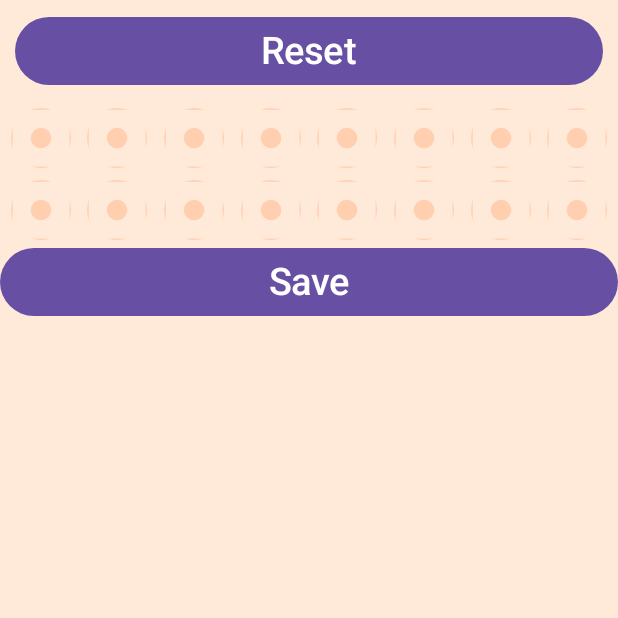
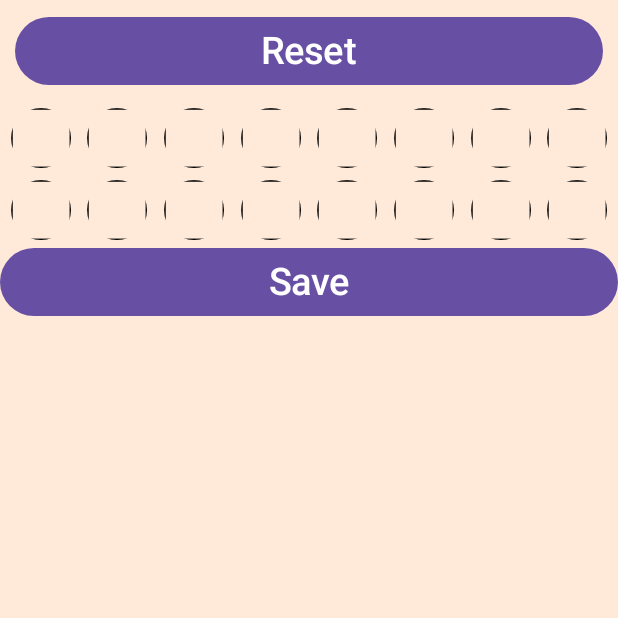
Before and after one commit to will-f-midgley/PercussionProV2, an Android app built with Jetpack Compose: the ComposeActivity screen opened directly, with no data from a screen before it, after a tap on "Reset", on a phone screen of 412 x 824 dp, the top half of it. Run offline under Robolectric (Android 15) with nearby library versions, the phone set to English and light mode, and no system bars; our stand-ins replace livedata-compose.

Commit message:
Fixed error of IconButton filling in white space in tone.png, making it display the same as bass. Also added sound effects to compose tool.

```diff
--- a/app/src/main/java/com/example/percussionapp/ComposeActivity.kt
+++ b/app/src/main/java/com/example/percussionapp/ComposeActivity.kt
@@ -4,8 +4,10 @@ import android.content.Context
 import android.widget.EditText
 import android.content.SharedPreferences
 import android.app.Activity
+import android.media.MediaPlayer
 import android.content.Intent
 import android.content.pm.ActivityInfo
+import android.media.SoundPool
 import android.os.Build
 import kotlin.io.path.exists
 import android.os.Bundle
@@ -74,7 +76,8 @@ fun updateComposeIcon(note : String) : Int {
     return when (note) {
         "Bass" -> R.drawable.bass;
         "Slap" -> R.drawable.slap;
-        else -> R.drawable.bass;
+        "Tone" -> R.drawable.toneicon;
+        else -> R.drawable.none;
     }
 }
 
@@ -82,9 +85,12 @@ fun updateComposeIcon(note : String) : Int {
 class ComposeActivity : ComponentActivity() {
 
     @RequiresApi(Build.VERSION_CODES.S)
-
+    //private var soundPoolBuilder: SoundPool.Builder = SoundPool.Builder()
     override fun onCreate(savedInstanceState: Bundle?) {
+        //soundPoolBuilder.setMaxStreams(5)
+        //val player = soundPoolBuilder.build()
         println("beforetune")
+        //player.stop(stream)
         val tempIcon = Icons.Default.Info
         super.onCreate(savedInstanceState)
 
@@ -126,10 +132,11 @@ class ComposeActivity : ComponentActivity() {
                 Button(
                     onClick = {
                         for (i in 0..7) {
-                            bar1Image[i] = "Bass"
-                            bar2Image[i] = "Bass"
-                            bar1ImageIcons[i] = R.drawable.bass
-                            bar2ImageIcons[i] = R.drawable.bass
+
+                            bar1Image[i] = "None"
+                            bar2Image[i] = "None"
+                            bar1ImageIcons[i] = R.drawable.none
+                            bar2ImageIcons[i] = R.drawable.none
                         }
                     }, Modifier
                         .fillMaxWidth()
@@ -148,16 +155,22 @@ class ComposeActivity : ComponentActivity() {
                     for (i in 0..7) {
                         IconButton(
                             onClick = {
-
+                                val mp = MediaPlayer.create(context, R.raw.clave_short)
+                                mp.start()
+                                //val stream = player.play(R.raw.clave_short, 0.5f, 0.5f, 1, -1, 1.0f)
                                 if (bar1Image[i] == "Bass") {
                                     bar1Image[i] = "Slap"
                                 } else if (bar1Image[i] == "Slap") {
+                                    bar1Image[i] = "Tone"
+                                } else if (bar1Image[i] == "Tone") {
+                                    bar1Image[i] = "None"
+                                } else if (bar1Image[i] == "None") {
                                     bar1Image[i] = "Bass"
                                 }
                                 bar1ImageIcons[i] = updateComposeIcon(bar1Image[i])
                             },
                         ) {
-                            Icon(painterResource(bar1ImageIcons[i]), "Info", tint = LightOrange)
+                            Icon(painterResource(bar1ImageIcons[i]), "Info")
                         }
                     }
                     //val num1 = findViewById<EditText>(R.id.num1)
@@ -176,12 +189,16 @@ class ComposeActivity : ComponentActivity() {
                                 if (bar2Image[i] == "Bass") {
                                     bar2Image[i] = "Slap"
                                 } else if (bar2Image[i] == "Slap") {
+                                    bar2Image[i] = "Tone"
+                                } else if (bar2Image[i] == "Tone") {
+                                    bar2Image[i] = "None"
+                                } else if (bar2Image[i] == "None") {
                                     bar2Image[i] = "Bass"
                                 }
                                 bar2ImageIcons[i] = updateComposeIcon(bar2Image[i])
                             },
                         ) {
-                            Icon(painterResource(bar2ImageIcons[i]), "Info", tint = LightOrange)
+                            Icon(painterResource(bar2ImageIcons[i]), "Info")
                         }
                     }
                     //val num1 = findViewById<EditText>(R.id.num1)
```
Also changed, not shown: app/src/main/java/com/example/percussionapp/AnalyseActivity.kt (+4 -4 lines), app/src/main/res/drawable/toneicon.png (added).
